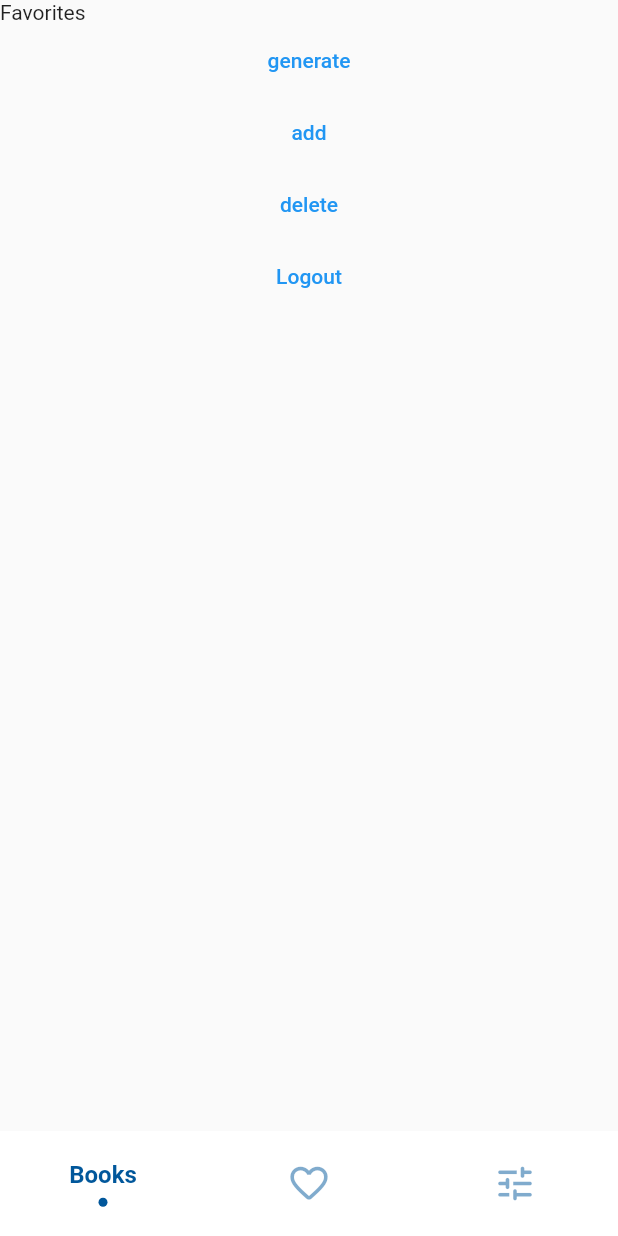
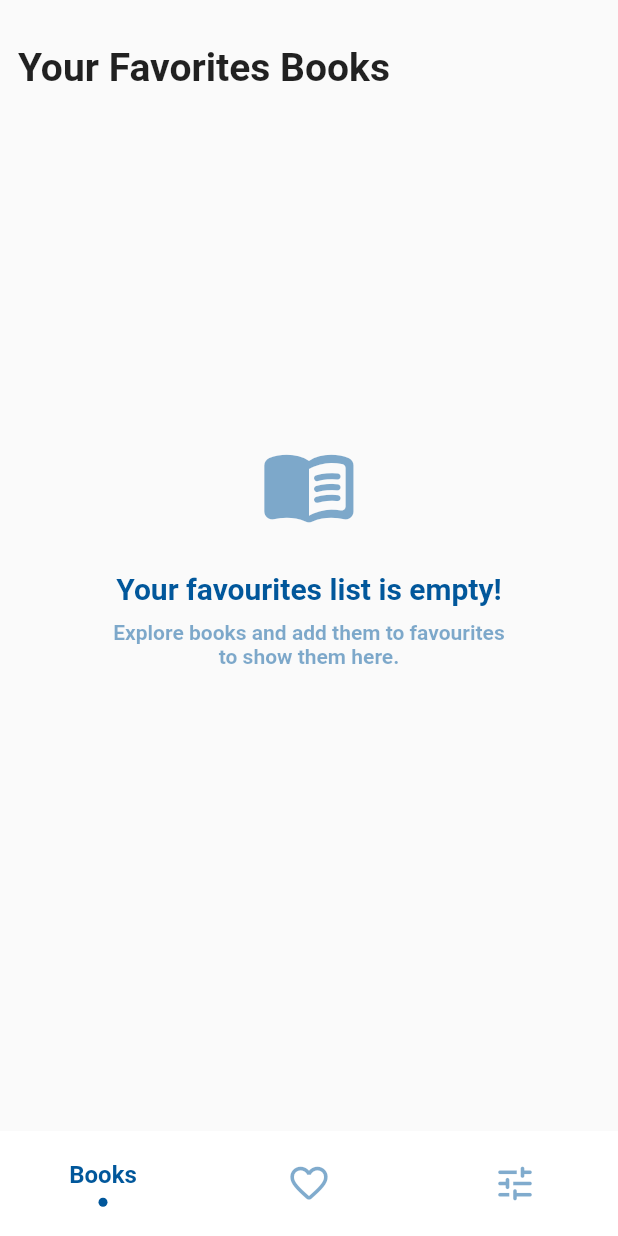
Before and after one commit to Michele-x98/books_app, a Flutter app: the HomePage screen opened directly, swiped to page 2, on a phone screen of 412 x 824 dp. Run offline on Flutter 3.47's test engine with Material 2 defaults, Android fonts, the light colour scheme and no system bars; drawn by our look-alikes of sliding_clipped_nav_bar; our stand-ins replace cloud_firestore, dio, firebase_auth, firebase_core, flutter_rating_stars, get and 3 more; missing offline and left inert: sign_button; accounts and stored records are empty; network calls fail.

Commit message:
Added and implemented favourites page and skeletons

```diff
--- a/lib/main.dart
+++ b/lib/main.dart
@@ -29,7 +29,7 @@ class MyApp extends StatelessWidget {
         debugShowCheckedModeBanner: false,
         home: FirebaseAuth.instance.currentUser != null
             ? const HomePage()
-            : SignPage(),
+            : const SignPage(),
       ),
     );
   }
--- a/lib/provider/auth_provider.dart
+++ b/lib/provider/auth_provider.dart
@@ -31,7 +31,7 @@ class AuthProvider {
   Future<void> singOut() async {
     return await AuthController.instance
         .singOut()
-        .then((value) => Get.offAll(SignPage()));
+        .then((value) => Get.offAll(() => const SignPage()));
   }
 
   void subscribeToUserChange() {
--- a/lib/theme.dart
+++ b/lib/theme.dart
@@ -2,6 +2,7 @@ import 'package:flutter/material.dart';
 
 class ThemeColor {
   static const Color primaryColor = Color(0xFF01579B);
+  static Color secondaryColor = const Color(0xFF01579B).withOpacity(0.5);
   static const Color categoryContainerColor = Color.fromRGBO(175, 221, 255, 50);
   static const Color categoryTextColor = Color.fromRGBO(175, 221, 255, 50);
 }
--- a/lib/view/favorites_page.dart
+++ /dev/null
@@ -1,38 +0,0 @@
-import 'package:books_app/provider/auth_provider.dart';
-import 'package:books_app/controller/firestore_controller.dart';
-import 'package:flutter/material.dart';
-import 'package:provider/provider.dart';
-
-class FavoritesPage extends StatelessWidget {
-  const FavoritesPage({Key? key}) : super(key: key);
-
-  @override
-  Widget build(BuildContext context) {
-    return Scaffold(
-      body: ListView(
-        children: [
-          Text('Favorites'),
-          TextButton(
-            onPressed: () => FirestoreController.instance
-                .initFavoritesFirestoreField('testUserUID'),
-            child: Text('generate'),
-          ),
-          TextButton(
-            onPressed: () => FirestoreController.instance
-                .addFavoritesBooksUser('testUserUID', 'id1'),
-            child: Text('add'),
-          ),
-          TextButton(
-            onPressed: () => FirestoreController.instance
-                .deleteFavoritesBooksUser('testUserUID', 'id1'),
-            child: Text('delete'),
-          ),
-          TextButton(
-            onPressed: () => context.read<AuthProvider>().singOut(),
-            child: Text('Logout'),
-          ),
-        ],
-      ),
-    );
-  }
-}
--- /dev/null
+++ b/lib/view/favourites_page.dart
@@ -0,0 +1,89 @@
+import 'package:books_app/controller/book_controller.dart';
+import 'package:books_app/controller/firestore_controller.dart';
+import 'package:books_app/model/book.dart';
+import 'package:books_app/provider/auth_provider.dart';
+import 'package:books_app/widgets/book_card.dart';
+import 'package:books_app/widgets/empty_favourites.dart';
+import 'package:books_app/widgets/loading_books.dart';
+import 'package:cloud_firestore/cloud_firestore.dart';
+import 'package:flutter/cupertino.dart';
+import 'package:flutter/material.dart';
+import 'package:get/get.dart';
+import 'package:provider/provider.dart';
+
+/*
+ * In questa pagina ho utilizzato un approccio differente dalle altre,
+ * attraverso un StreamBuilder mi metto in ascolto dei preferiti dell'utente
+ * e della loro variazione, cosi che ad ogni variazione, anche esterena, la pagina si
+ * ricarichi con i nuovi libri aggiunti ai prefereiti.
+ */
+class FavouritesPage extends StatelessWidget {
+  const FavouritesPage({Key? key}) : super(key: key);
+
+  @override
+  Widget build(BuildContext context) {
+    return Scaffold(
+      body: ListView(
+        children: [
+          const SizedBox(height: 30),
+          Padding(
+            padding: const EdgeInsets.only(left: 12.0),
+            child: SizedBox(
+              width: Get.width * 0.8,
+              child: const Text(
+                'Your Favorites Books',
+                textAlign: TextAlign.start,
+                style: TextStyle(
+                  fontSize: 26,
+                  fontWeight: FontWeight.bold,
+                ),
+              ),
+            ),
+          ),
+          const SizedBox(height: 20),
+          StreamBuilder(
+            stream: FirestoreController.instance.subscribeToFavoritesChange(
+              context.read<AuthProvider>().currentUser!.uid,
+            ),
+            builder: (
+              context,
+              AsyncSnapshot<DocumentSnapshot<Map<String, dynamic>>> snapshot,
+            ) {
+              if (snapshot.hasData) {
+                var json = snapshot.data!['favoritesBooks'];
+                var favorites = json as List;
+                List<String> ids =
+                    favorites.map((item) => item as String).toList();
+                return FutureBuilder(
+                  future: BookController.instance.fetchFavoriteBooks(ids),
+                  builder: (BuildContext context,
+                      AsyncSnapshot<List<Book>?> snapshot) {
+                    if (snapshot.hasData) {
+                      if (snapshot.data!.isNotEmpty) {
+                        return ListView.builder(
+                          itemCount: snapshot.data!.length,
+                          shrinkWrap: true,
+                          physics: const NeverScrollableScrollPhysics(),
+                          itemBuilder: (BuildContext context, int index) {
+                            Book book = snapshot.data![index];
+                            return BookCard(book: book);
+                          },
+                        );
+                      }
+                      return const EmptyFavorites();
+                    }
+                    return const LoadingBooks();
+                  },
+                );
+              }
+              return const LoadingBooks();
+            },
+          ),
+          const SizedBox(
+            height: 40,
+          )
+        ],
+      ),
+    );
+  }
+}
--- a/lib/view/home_page.dart
+++ b/lib/view/home_page.dart
@@ -1,10 +1,11 @@
 import 'package:books_app/service/home_service.dart';
+import 'package:books_app/view/account_page.dart';
 import 'package:books_app/widgets/bottom_nav.dart';
 import 'package:flutter/material.dart';
 import 'package:get/state_manager.dart';
 import 'package:get/get.dart';
 import 'books_page.dart';
-import 'favorites_page.dart';
+import 'favourites_page.dart';
 
 class HomePage extends StatelessWidget {
   const HomePage({Key? key}) : super(key: key);
@@ -19,8 +20,8 @@ class HomePage extends StatelessWidget {
         controller: hpc.controller,
         children: const [
           BooksPage(),
-          FavoritesPage(),
-          FavoritesPage(),
+          FavouritesPage(),
+          AccountPage(),
         ],
       ),
       bottomNavigationBar: const BottomNavBar(),
--- a/lib/widgets/bottom_nav.dart
+++ b/lib/widgets/bottom_nav.dart
@@ -27,7 +27,7 @@ class BottomNavBar extends StatelessWidget {
           ),
           BarItem(
             icon: Icons.tune_rounded,
-            title: 'Settings',
+            title: 'Account',
           ),
         ],
       ),
--- /dev/null
+++ b/lib/widgets/empty_favourites.dart
@@ -0,0 +1,52 @@
+import 'package:flutter/cupertino.dart';
+import 'package:flutter/material.dart';
+import 'package:get/get.dart';
+
+import '../theme.dart';
+
+class EmptyFavorites extends StatelessWidget {
+  const EmptyFavorites({Key? key}) : super(key: key);
+
+  @override
+  Widget build(BuildContext context) {
+    return SizedBox(
+      height: Get.height * 0.7,
+      child: Center(
+        child: Column(
+          mainAxisAlignment: MainAxisAlignment.center,
+          children: [
+            Icon(
+              Icons.menu_book_rounded,
+              size: 65,
+              color: ThemeColor.primaryColor.withOpacity(0.5),
+            ),
+            const SizedBox(
+              height: 25,
+            ),
+            const Text(
+              'Your favourites list is empty!',
+              textAlign: TextAlign.center,
+              style: TextStyle(
+                fontSize: 20,
+                fontWeight: FontWeight.bold,
+                color: ThemeColor.primaryColor,
+              ),
+            ),
+            const SizedBox(
+              height: 10,
+            ),
+            Text(
+              'Explore books and add them to favourites\nto show them here.',
+              textAlign: TextAlign.center,
+              style: TextStyle(
+                fontSize: 14,
+                fontWeight: FontWeight.bold,
+                color: ThemeColor.primaryColor.withOpacity(0.5),
+              ),
+            ),
+          ],
+        ),
+      ),
+    );
+  }
+}
--- a/pubspec.yaml
+++ b/pubspec.yaml
@@ -48,6 +48,7 @@ dependencies:
   anim_search_bar: ^2.0.2
   flutter_rating_stars: ^1.0.3+4
   like_button: ^2.0.3
+  skeletons: ^0.0.3
 
   # The following adds the Cupertino Icons font to your application.
   # Use with the CupertinoIcons class for iOS style icons.
```
Also changed, not shown: lib/controller/book_controller.dart (+17 -7 lines), lib/controller/firestore_controller.dart (+4 -3 lines), lib/view/account_page.dart (added, +74 -0 lines), lib/view/books_page.dart (+3 -10 lines), lib/view/settings_page.dart (deleted, +0 -21 lines), lib/widgets/book_card.dart (+11 -4 lines), lib/widgets/loading_books.dart (added, +90 -0 lines), pubspec.lock.
